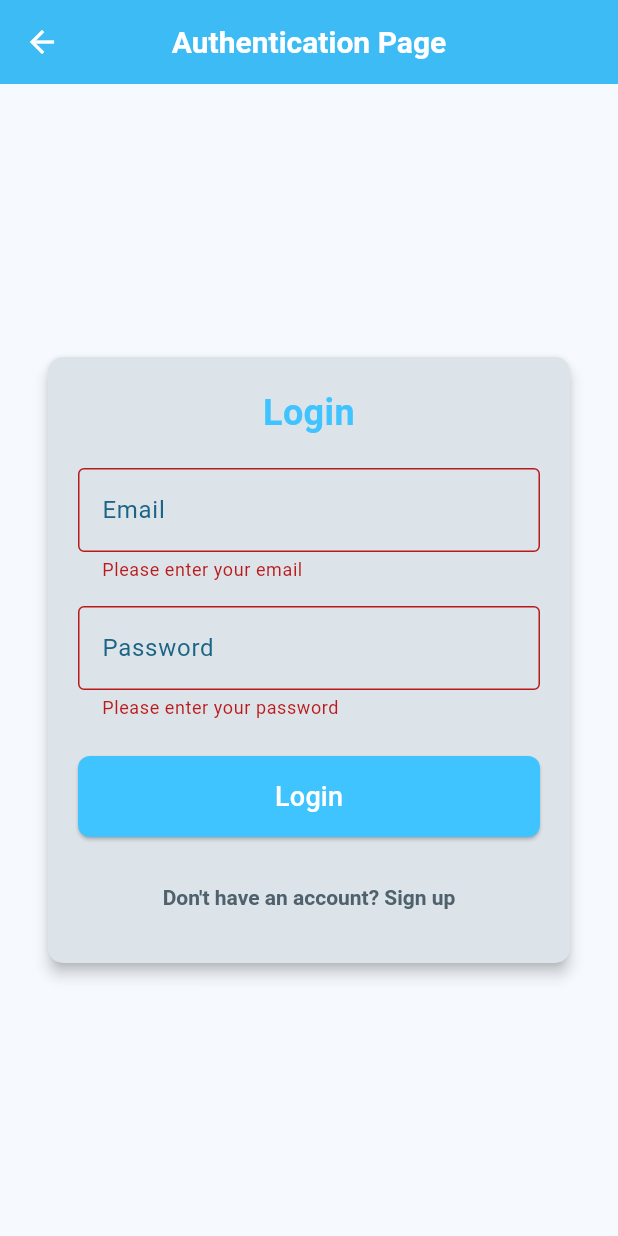
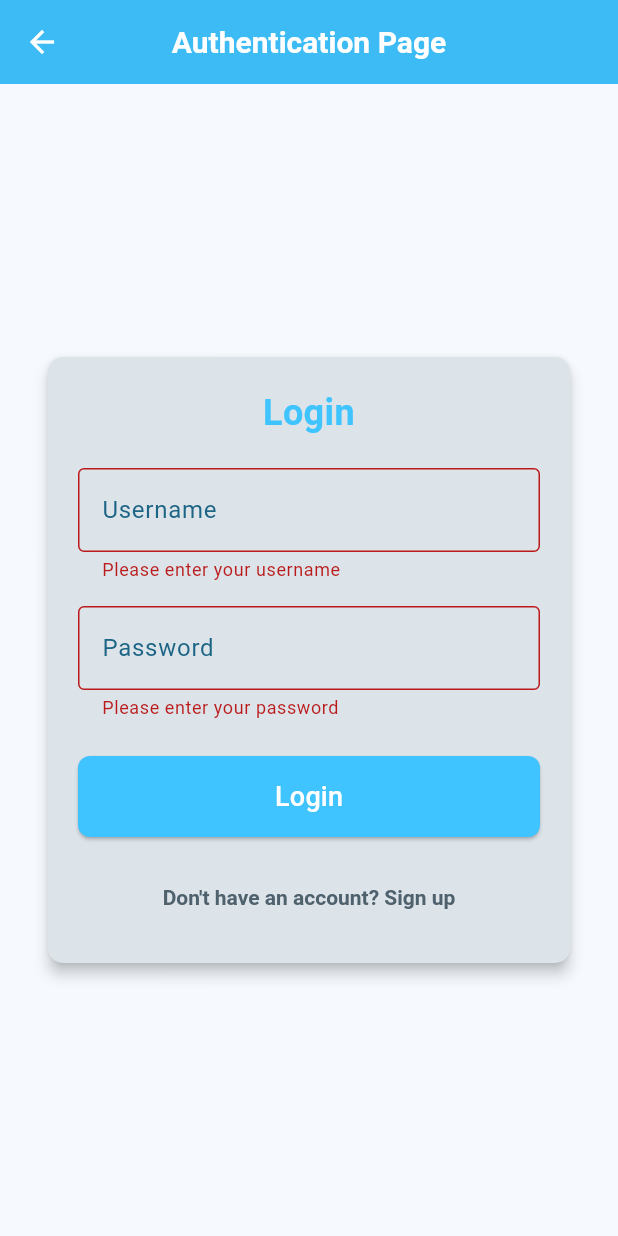
Before and after one commit to Zedestar/flutter_kuku_app, a Flutter app: the AuthPage screen opened by its route, after a tap on "Login", on a phone screen of 412 x 824 dp. Run offline on Flutter 3.47's test engine with Material 3 defaults, Android fonts, the phone set to English and light mode, and no system bars; our stand-ins replace curved_navigation_bar, easy_localization, flutter_secure_storage, graphql_flutter, image_picker, lottie; accounts and stored records are empty; project files that could hold a hidden picture were left out.

Commit message:
The commit after successful login to backend using graphQL

```diff
--- a/lib/pages/authentication_page.dart
+++ b/lib/pages/authentication_page.dart
@@ -1,5 +1,6 @@
 import 'package:easy_localization/easy_localization.dart';
 import 'package:flutter/material.dart';
+import 'package:graphql_flutter/graphql_flutter.dart';
 import 'package:kuku_app/constants/constant.dart';
 import 'package:kuku_app/widgets/app_bar.dart';
 
@@ -14,8 +15,18 @@ class _AuthPageState extends State<AuthPage> {
   bool _isLogin = true;
   final _formKey = GlobalKey<FormState>();
   final _emailController = TextEditingController();
+  final _usernameController = TextEditingController();
   final _passwordController = TextEditingController();
   final _confirmPasswordController = TextEditingController();
+
+  @override
+  void dispose() {
+    _emailController.dispose();
+    _passwordController.dispose();
+    _confirmPasswordController.dispose();
+    _usernameController.dispose();
+    super.dispose();
+  }
 
   void _toggleAuthMode() {
     setState(() {
@@ -25,16 +36,52 @@ class _AuthPageState extends State<AuthPage> {
 
   void _submitForm() {
     if (_formKey.currentState!.validate()) {
-      // Process login or sign-up data
-      String email = _emailController.text;
+      String username = _usernameController.text;
       String password = _passwordController.text;
 
       if (_isLogin) {
-        print('Logging in with: $email, $password');
-        // Implement your login logic here
+        print('Logging in with: $username, $password');
+
+        MutationOptions options = MutationOptions(
+          document: gql(
+            r"""
+              mutation($username: String!, $password: String!){
+                tokenAuth(username: $username, password: $password){
+                  token
+                  payload
+                }
+              }
+           """,
+          ),
+          variables: {
+            "username": username,
+            "password": password,
+          },
+        );
+
+        final client = GraphQLProvider.of(context).value;
+        client.mutate(options).then(
+          (result) {
+            if (result.hasException) {
+              print('Login failed: ${result.exception.toString()}');
+              ScaffoldMessenger.of(context).showSnackBar(
+                SnackBar(
+                    content:
+                        Text('Login failed: ${result.exception.toString()}')),
+              );
+            } else {
+              ScaffoldMessenger.of(context).showSnackBar(
+                SnackBar(
+                  content: Text('Login successful'),
+                ),
+              );
+              Navigator.pushReplacementNamed(context, '/home-page');
+            }
+          },
+        );
       } else {
         String confirmPassword = _confirmPasswordController.text;
-        print('Signing up with: $email, $password, $confirmPassword');
+        print('Signing up with: $username, $password, $confirmPassword');
         // Implement your sign-up logic here
       }
     }
@@ -50,12 +97,22 @@ class _AuthPageState extends State<AuthPage> {
     return null;
   }
 
+  String? _validateUsername(String? value) {
+    if (value == null || value.isEmpty) {
+      return 'Please enter your username';
+    }
+    if (value.length < 3) {
+      return 'Username must be at least 3 characters';
+    }
+    return null;
+  }
+
   String? _validatePassword(String? value) {
     if (value == null || value.isEmpty) {
       return 'Please enter your password';
     }
-    if (value.length < 6) {
-      return 'Password must be at least 6 characters';
+    if (value.length < 3) {
+      return 'Password must be at least 3 characters';
     }
     return null;
   }
@@ -101,13 +158,13 @@ class _AuthPageState extends State<AuthPage> {
                     ),
                     const SizedBox(height: 20.0),
                     TextFormField(
-                      controller: _emailController,
+                      controller: _usernameController,
                       keyboardType: TextInputType.emailAddress,
                       decoration: const InputDecoration(
-                        labelText: 'Email',
+                        labelText: 'Username',
                         border: OutlineInputBorder(),
                       ),
-                      validator: _validateEmail,
+                      validator: _validateUsername,
                     ),
                     const SizedBox(height: 16.0),
                     TextFormField(
--- a/pubspec.yaml
+++ b/pubspec.yaml
@@ -41,6 +41,8 @@ dependencies:
   flutter_secure_storage: ^9.2.4
   provider: ^6.1.5
   easy_localization: ^3.0.7+1
+  http: ^1.4.0
+  graphql_flutter: ^5.2.0
 
 flutter_icons:
   android: true
```
Also changed, not shown: lib/auth/auth_class.dart (+31 -11 lines), lib/main.dart (+15 -2 lines), lib/pages/detect_disease_page.dart (+5 -7 lines), pubspec.lock, 5 other files.
